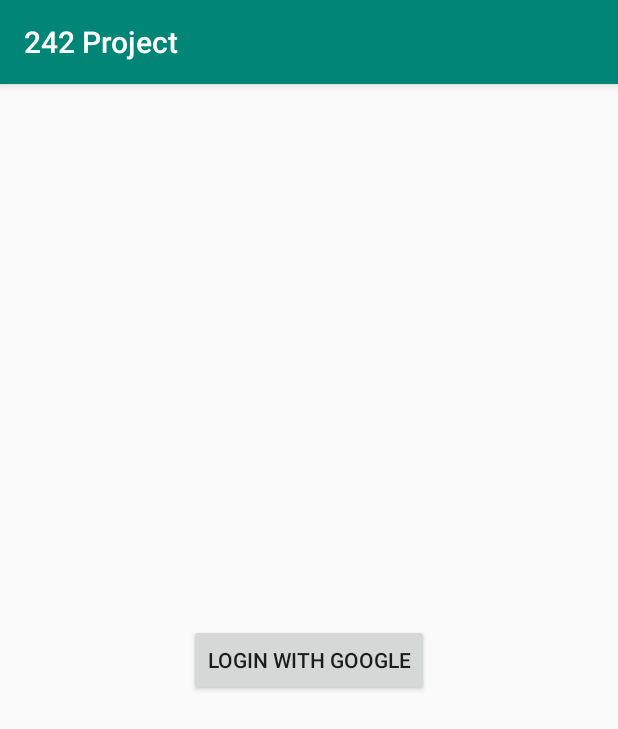
After one commit to codegeass56/Warrager, an Android app: the Login screen opened directly, with no data from a screen before it, on a phone screen of 412 x 824 dp. The commit adds this screen. Shown: the top 729 px of the screen. Run offline under Robolectric (Android 15) with nearby library versions, the phone set to English and light mode, and no system bars; our stand-ins replace Firebase (no records; nobody signed in at launch, a user with empty details on screens opened directly).

Commit message:
Added Google sign in then launches list view

```diff
--- a/app/src/main/AndroidManifest.xml
+++ b/app/src/main/AndroidManifest.xml
@@ -1,9 +1,9 @@
 <?xml version="1.0" encoding="utf-8"?>
 <manifest xmlns:android="http://schemas.android.com/apk/res/android"
     package="com.example.a242project">
+
     <uses-permission android:name="android.permission.WRITE_EXTERNAL_STORAGE" />
     <uses-permission android:name="android.permission.CAMERA" />
-
 
     <application
         android:allowBackup="true"
@@ -12,6 +12,8 @@
         android:roundIcon="@mipmap/ic_launcher_round"
         android:supportsRtl="true"
         android:theme="@style/AppTheme">
+        <activity android:name=".Login"
+            android:exported="true"></activity>
         <activity android:name=".MainActivity">
             <intent-filter>
                 <action android:name="android.intent.action.MAIN" />
--- /dev/null
+++ b/app/src/main/java/com/example/a242project/Login.java
@@ -0,0 +1,102 @@
+package com.example.a242project;
+
+import androidx.annotation.NonNull;
+import androidx.appcompat.app.AppCompatActivity;
+
+import android.content.Intent;
+import android.content.pm.SigningInfo;
+import android.os.Bundle;
+import android.util.Log;
+import android.view.View;
+import android.widget.Button;
+import android.widget.Toast;
+
+import com.google.android.gms.auth.api.Auth;
+import com.google.android.gms.auth.api.signin.GoogleSignIn;
+import com.google.android.gms.auth.api.signin.GoogleSignInAccount;
+import com.google.android.gms.auth.api.signin.GoogleSignInApi;
+import com.google.android.gms.auth.api.signin.GoogleSignInClient;
+import com.google.android.gms.auth.api.signin.GoogleSignInOptions;
+import com.google.android.gms.common.ConnectionResult;
+import com.google.android.gms.common.SignInButton;
+import com.google.android.gms.common.api.ApiException;
+import com.google.android.gms.common.api.GoogleApi;
+import com.google.android.gms.common.api.GoogleApiClient;
+import com.google.android.gms.common.api.internal.OnConnectionFailedListener;
+import com.google.android.gms.tasks.OnCompleteListener;
+import com.google.android.gms.tasks.Task;
+import com.google.firebase.auth.AuthCredential;
+import com.google.firebase.auth.AuthResult;
+import com.google.firebase.auth.FirebaseAuth;
+import com.google.firebase.auth.FirebaseUser;
+import com.google.firebase.auth.GoogleAuthProvider;
+
+public class Login extends AppCompatActivity {
+    private Button loginbtn;
+    private GoogleSignInClient mGoogleSignInClient;
+    private static final int GOOGLE_SIGN = 123;
+    private FirebaseAuth mAuth;
+    @Override
+    protected void onCreate(Bundle savedInstanceState) {
+        super.onCreate(savedInstanceState);
+        setContentView(R.layout.activity_login);
+        loginbtn = findViewById(R.id.login);
+        // Configure Google Sign In
+        mAuth = FirebaseAuth.getInstance();
+        GoogleSignInOptions gso = new GoogleSignInOptions.Builder()
+                .requestIdToken(getString(R.string.default_web_client_id))
+                .requestEmail()
+                .build();
+        mGoogleSignInClient = GoogleSignIn.getClient(this,gso);
+        loginbtn.setOnClickListener(v -> signIn());
+
+    }
+    private void signIn() {
+        Intent signInIntent = mGoogleSignInClient.getSignInIntent();
+        startActivityForResult(signInIntent, GOOGLE_SIGN);
+    }
+
+    @Override
+    public void onActivityResult(int requestCode, int resultCode, Intent data) {
+        super.onActivityResult(requestCode, resultCode, data);
+
+        // Result returned from launching the Intent from GoogleSignInApi.getSignInIntent(...);
+        if (requestCode == GOOGLE_SIGN) {
+            Task<GoogleSignInAccount> task = GoogleSignIn.getSignedInAccountFromIntent(data);
+            try {
+                // Google Sign In was successful, authenticate with Firebase
+                GoogleSignInAccount account = task.getResult(ApiException.class);
+                firebaseAuthWithGoogle(account);
+            } catch (ApiException e) {
+                // Google Sign In failed, update UI appropriately
+                Log.w("F", "Google sign in failed", e);
+                // ...
+            }
+        }
+    }
+
+    private void firebaseAuthWithGoogle(GoogleSignInAccount acct) {
+
+        AuthCredential credential = GoogleAuthProvider.getCredential(acct.getIdToken(), null);
+        mAuth.signInWithCredential(credential)
+                .addOnCompleteListener(this, new OnCompleteListener<AuthResult>() {
+                    @Override
+                    public void onComplete(@NonNull Task<AuthResult> task) {
+                        if (task.isSuccessful()) {
+                            // Sign in success, update UI with the signed-in user's information
+                            Log.d("S", "signInWithCredential:success");
+                            FirebaseUser user = mAuth.getCurrentUser();
+                            openMainActivity();
+                        } else {
+                            // If sign in fails, display a message to the user.
+                            Log.w("F2", "signInWithCredential:failure", task.getException());
+                        }
+                    }
+                });
+    }
+
+    private void openMainActivity() {
+        Intent intent = new Intent(this, MainActivity.class );
+        startActivity(intent);
+    }
+}
--- /dev/null
+++ b/app/src/main/res/layout/activity_login.xml
@@ -0,0 +1,15 @@
+<?xml version="1.0" encoding="utf-8"?>
+<RelativeLayout xmlns:android="http://schemas.android.com/apk/res/android"
+    xmlns:app="http://schemas.android.com/apk/res-auto"
+    xmlns:tools="http://schemas.android.com/tools"
+    android:layout_width="match_parent"
+    android:layout_height="match_parent"
+    tools:context=".Login">
+
+    <Button
+        android:id="@+id/login"
+        android:layout_width="wrap_content"
+        android:layout_height="wrap_content"
+        android:layout_centerInParent="true"
+        android:text="Login with Google" />
+</RelativeLayout>
```
Also changed, not shown: app/build.gradle (+7 -0 lines), app/src/main/res/values/strings.xml (+5 -5 lines).
